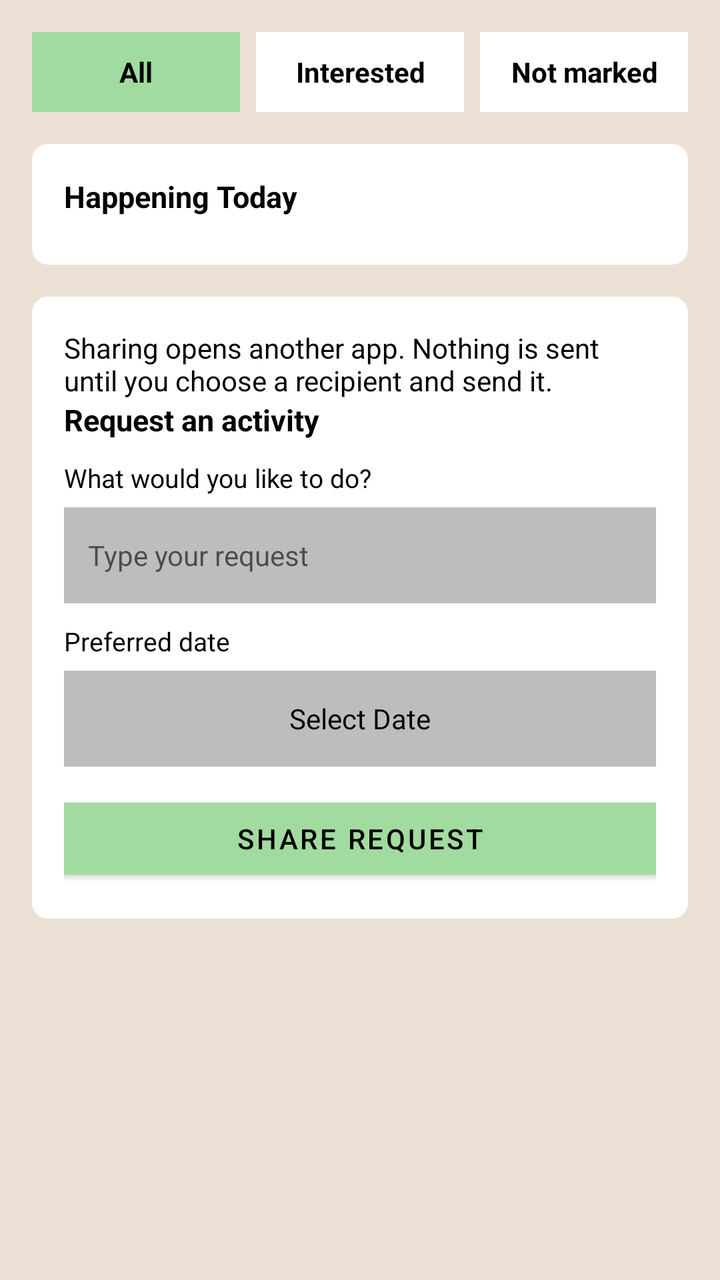
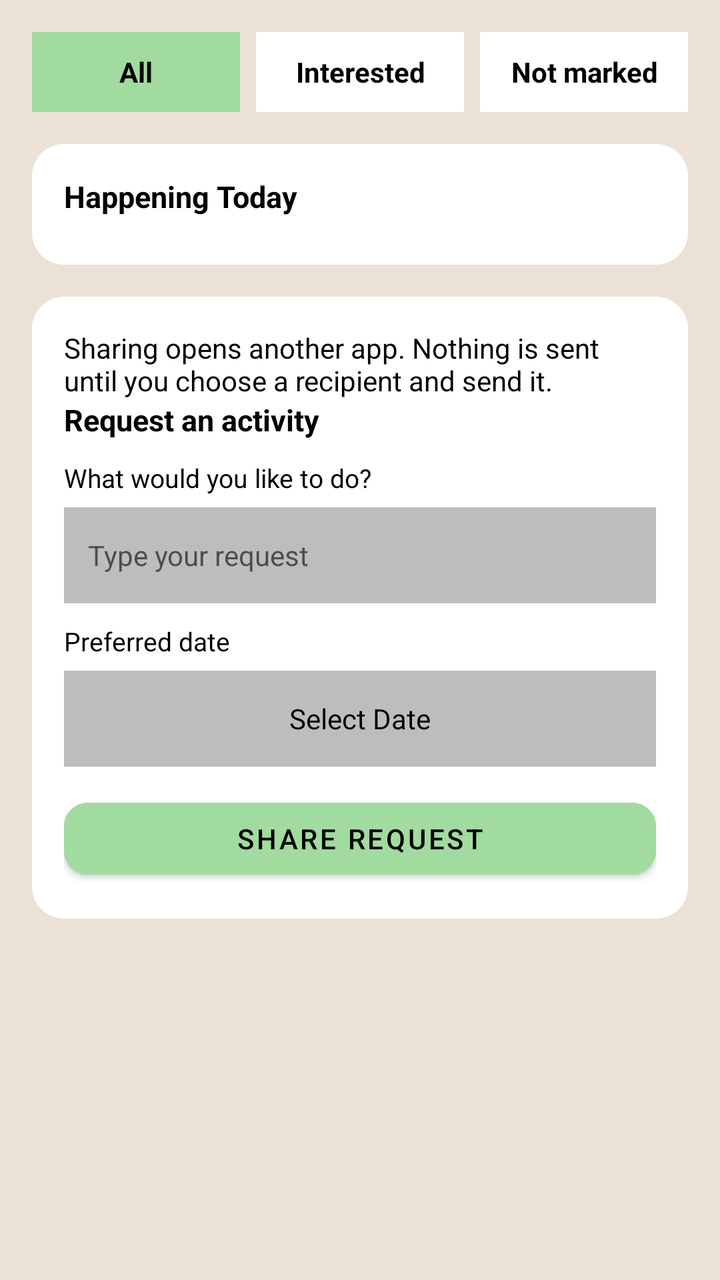

The first picture is an Android layout as it rendered before a commit; the second is the same layout after the commit. The layout source and the unified diff follow.
<!-- AndroidManifest.xml: application theme Theme.NeliRoseApp -->
<!-- res/layout/fragment_activities.xml -->
<?xml version="1.0" encoding="utf-8"?>
<ScrollView xmlns:android="http://schemas.android.com/apk/res/android"
    xmlns:app="http://schemas.android.com/apk/res-auto"
    android:layout_width="match_parent"
    android:layout_height="match_parent"
    android:background="@color/neli_cream"
    android:fillViewport="true">

    <LinearLayout
        android:layout_width="match_parent"
        android:layout_height="wrap_content"
        android:orientation="vertical"
        android:padding="16dp">

        
        <LinearLayout
            android:layout_width="match_parent"
            android:layout_height="wrap_content"
            android:layout_marginBottom="16dp"
            android:baselineAligned="false"
            android:orientation="horizontal">

            <TextView
                android:id="@+id/tvFilterAll"
                android:layout_width="0dp"
                android:layout_height="40dp"
                android:layout_marginEnd="4dp"
                android:layout_weight="1"
                android:background="@color/neli_light_green"
                android:gravity="center"
                android:text="All"
                android:textColor="@android:color/black"
                android:textSize="14sp"
                android:textStyle="bold" />

            <TextView
                android:id="@+id/tvFilterJoined"
                android:layout_width="0dp"
                android:layout_height="40dp"
                android:layout_marginStart="4dp"
                android:layout_marginEnd="4dp"
                android:layout_weight="1"
                android:background="@android:color/white"
                android:gravity="center"
                android:text="Interested"
                android:textColor="@android:color/black"
                android:textSize="14sp"
                android:textStyle="bold" />

            <TextView
                android:id="@+id/tvFilterAvailable"
                android:layout_width="0dp"
                android:layout_height="40dp"
                android:layout_marginStart="4dp"
                android:layout_weight="1"
                android:background="@android:color/white"
                android:gravity="center"
                android:text="Not marked"
                android:textColor="@android:color/black"
                android:textSize="14sp"
                android:textStyle="bold" />
        </LinearLayout>

        
        <LinearLayout
            android:layout_width="match_parent"
            android:layout_height="wrap_content"
            android:layout_marginBottom="16dp"
            android:background="@drawable/bg_card"
            android:orientation="vertical"
            android:padding="16dp">

            <TextView
                android:layout_width="wrap_content"
                android:layout_height="wrap_content"
                android:text="Happening Today"
                android:textColor="@android:color/black"
                android:textSize="15sp"
                android:textStyle="bold" />

            <LinearLayout
                android:id="@+id/containerActivitiesToday"
                android:layout_width="match_parent"
                android:layout_height="wrap_content"
                android:layout_marginTop="8dp"
                android:orientation="vertical" />
        </LinearLayout>

        
        <LinearLayout
            android:visibility="gone"
            android:layout_width="match_parent"
            android:layout_height="wrap_content"
            android:layout_marginBottom="16dp"
            android:background="@drawable/bg_card"
            android:orientation="vertical"
            android:padding="16dp">

            <TextView
                android:layout_width="wrap_content"
                android:layout_height="wrap_content"
                android:text="Coming Up this Week"
                android:textColor="@android:color/black"
                android:textSize="15sp"
                android:textStyle="bold" />

            <TextView
                android:layout_width="wrap_content"
                android:layout_height="wrap_content"
                android:layout_marginTop="12dp"
                android:text="Art Workshop"
                android:textColor="@android:color/black"
                android:textSize="14sp"
                android:textStyle="bold" />

            <TextView
                android:layout_width="wrap_content"
                android:layout_height="wrap_content"
                android:text="Wed 10:00-11:30"
                android:textColor="@android:color/black"
                android:textSize="13sp" />

            <TextView
                android:layout_width="wrap_content"
                android:layout_height="wrap_content"
                android:layout_marginTop="12dp"
                android:text="Game Night"
                android:textColor="@android:color/black"
                android:textSize="14sp"
                android:textStyle="bold" />

            <TextView
                android:layout_width="wrap_content"
                android:layout_height="wrap_content"
                android:text="Fri 19:00-21:00"
                android:textColor="@android:color/black"
                android:textSize="13sp" />
        </LinearLayout>

        
        <LinearLayout
            android:layout_width="match_parent"
            android:layout_height="wrap_content"
            android:layout_marginBottom="16dp"
            android:background="@drawable/bg_card"
            android:orientation="vertical"
            android:padding="16dp">

            <TextView
                android:layout_width="match_parent"
                android:layout_height="wrap_content"
                android:text="Sharing opens another app. Nothing is sent until you choose a recipient and send it."
                android:textColor="@android:color/black" />
            <TextView
                android:layout_width="wrap_content"
                android:layout_height="wrap_content"
                android:text="Request an activity"
                android:textColor="@android:color/black"
                android:textSize="15sp"
                android:textStyle="bold" />

            <TextView
                android:layout_width="wrap_content"
                android:layout_height="wrap_content"
                android:layout_marginTop="10dp"
                android:text="What would you like to do?"
                android:textColor="@android:color/black"
                android:textSize="13sp" />

            <EditText
                android:id="@+id/etActivityRequest"
                android:layout_width="match_parent"
                android:layout_height="48dp"
                android:layout_marginTop="6dp"
                android:background="@color/neli_grey"
                android:hint="Type your request"
                android:inputType="text"
                android:paddingStart="12dp"
                android:paddingEnd="12dp"
                android:textSize="14sp" />

            <TextView
                android:layout_width="wrap_content"
                android:layout_height="wrap_content"
                android:layout_marginTop="10dp"
                android:text="Preferred date"
                android:textColor="@android:color/black"
                android:textSize="13sp" />

            <TextView
                android:id="@+id/tvActivityDate"
                android:layout_width="match_parent"
                android:layout_height="48dp"
                android:layout_marginTop="6dp"
                android:background="@color/neli_grey"
                android:gravity="center"
                android:text="Select Date"
                android:textColor="@android:color/black"
                android:textSize="14sp" />

            <com.google.android.material.button.MaterialButton
                android:id="@+id/btnSendActivityRequest"
                android:layout_width="match_parent"
                android:layout_height="48dp"
                android:layout_marginTop="12dp"
                android:backgroundTint="@color/neli_light_green"
                android:text="Share request"
                android:textColor="@android:color/black"
                android:textSize="14sp"
                app:cornerRadius="0dp" />
        </LinearLayout>

    </LinearLayout>
</ScrollView>
<!-- resources referenced by this layout -->
<resources>
  <color name="neli_cream">#EBE2D5</color>
  <color name="neli_grey">#BDBDBD</color>
  <color name="neli_light_green">#A2DBA0</color>
  <!-- drawable bg_card (drawable) -->
  <?xml version="1.0" encoding="utf-8"?>
  <shape xmlns:android="http://schemas.android.com/apk/res/android"
      android:shape="rectangle">
      <solid android:color="@android:color/white" />
      <corners android:radius="8dp" />
  </shape>
  <style name="Theme.NeliRoseApp" parent="Theme.MaterialComponents.Light.NoActionBar">
          
          <item name="colorPrimary">@color/neli_green</item>
          <item name="colorPrimaryVariant">@color/neli_green_dark</item>
          <item name="colorOnPrimary">@android:color/white</item>
  
          
          <item name="android:windowBackground">@color/neli_cream</item>
          <item name="android:forceDarkAllowed" tools:targetApi="q">false</item>
  
          
          <item name="android:statusBarColor">@color/neli_green_dark</item>
          <item name="android:windowLightStatusBar">false</item>
      </style>
  <color name="neli_green">#0F3A13</color>
  <color name="neli_green_dark">#08230B</color>
</resources>

<!-- the commit's change to res/layout/fragment_activities.xml (unified diff, before → after) -->
@@ -207,7 +207,7 @@
                 android:text="Share request"
                 android:textColor="@android:color/black"
                 android:textSize="14sp"
-                app:cornerRadius="0dp" />
+                app:cornerRadius="12dp" />
         </LinearLayout>
 
     </LinearLayout>
<!-- resource entries referenced after the edit -->
@@ -8,7 +8,7 @@
   <shape xmlns:android="http://schemas.android.com/apk/res/android"
       android:shape="rectangle">
       <solid android:color="@android:color/white" />
-      <corners android:radius="8dp" />
+      <corners android:radius="16dp" />
   </shape>
   <style name="Theme.NeliRoseApp" parent="Theme.MaterialComponents.Light.NoActionBar">
           
